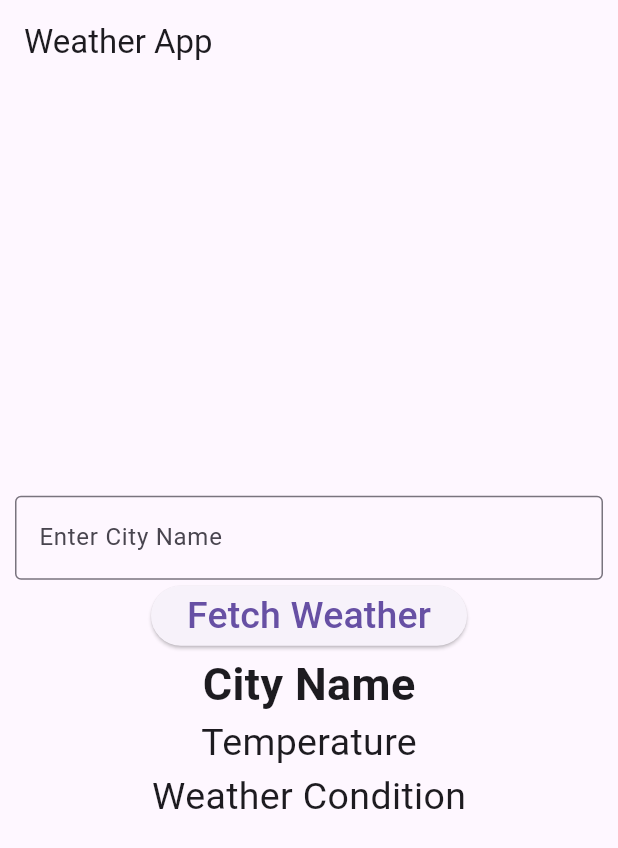
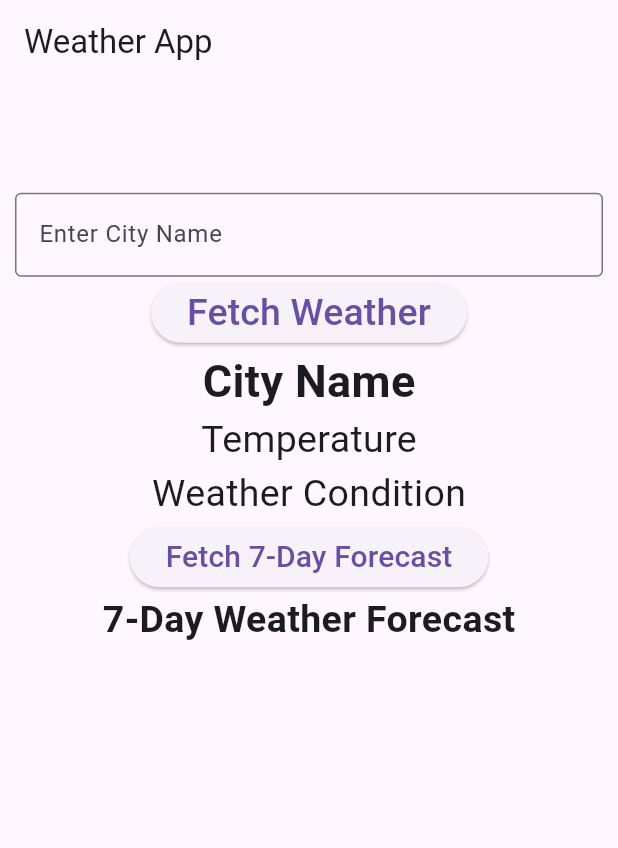
Before and after one commit to husainarib/weather_info_app, a Flutter app: the screen it shows after launch, on a phone screen of 412 x 824 dp. Shown: the top 848 px of the screen. Run offline on Flutter 3.47's test engine with Material 3 defaults, Android fonts, the phone set to English and light mode, and no system bars.

Commit message:
Implemented 7-day weather forecast feature

```diff
--- a/lib/main.dart
+++ b/lib/main.dart
@@ -28,7 +28,7 @@ class _WeatherHomePageState extends State<WeatherHomePage> {
   String city = 'City Name';
   String temperature = 'Temperature';
   String weatherCondition = 'Weather Condition';
-
+  List<Map<String, String>> forecast = [];
   void _fetchWeather() {
     String newcity = controller.text;
     Random random = Random();
@@ -40,6 +40,25 @@ class _WeatherHomePageState extends State<WeatherHomePage> {
       city = newcity;
       temperature = '$randTemp°C';
       weatherCondition = randWeather;
+    });
+  }
+
+  void _fetchForecast() {
+    Random random = Random();
+    List<String> conditions = ['Sunny', 'Cloudy', 'Rainy'];
+
+    List<Map<String, String>> newForecast = List.generate(7, (index) {
+      int temp = 15 + random.nextInt(16);
+      String condition = conditions[random.nextInt(conditions.length)];
+      return {
+        "day": "Day ${index + 1}",
+        "temperature": "$temp°C",
+        "Weather": condition,
+      };
+    });
+
+    setState(() {
+      forecast = newForecast;
     });
   }
 
@@ -80,6 +99,43 @@ class _WeatherHomePageState extends State<WeatherHomePage> {
               weatherCondition,
               style: TextStyle(fontSize: 25),
             ),
+            ElevatedButton(
+              onPressed: _fetchForecast,
+              child: Text(
+                'Fetch 7-Day Forecast',
+                style: TextStyle(fontSize: 20),
+              ),
+            ),
+            Text(
+              '7-Day Weather Forecast',
+              style: TextStyle(fontSize: 25, fontWeight: FontWeight.bold),
+            ),
+            SizedBox(height: 20),
+            //need to scroll to see full 7 days
+            SizedBox(
+                height: 300,
+                child: Scrollbar(
+                  thumbVisibility: true,
+                  child: ListView.builder(
+                    itemCount: forecast.length,
+                    itemBuilder: (context, index) {
+                      final dayForecast = forecast[index];
+                      return Card(
+                        margin: EdgeInsets.symmetric(vertical: 8),
+                        child: ListTile(
+                          title: Text(dayForecast["day"]!),
+                          subtitle: Column(
+                            crossAxisAlignment: CrossAxisAlignment.start,
+                            children: [
+                              Text("Temp: ${dayForecast["temperature"]}"),
+                              Text("Weather: ${dayForecast["condition"]}"),
+                            ],
+                          ),
+                        ),
+                      );
+                    },
+                  ),
+                )),
           ],
         ),
       ),
```
